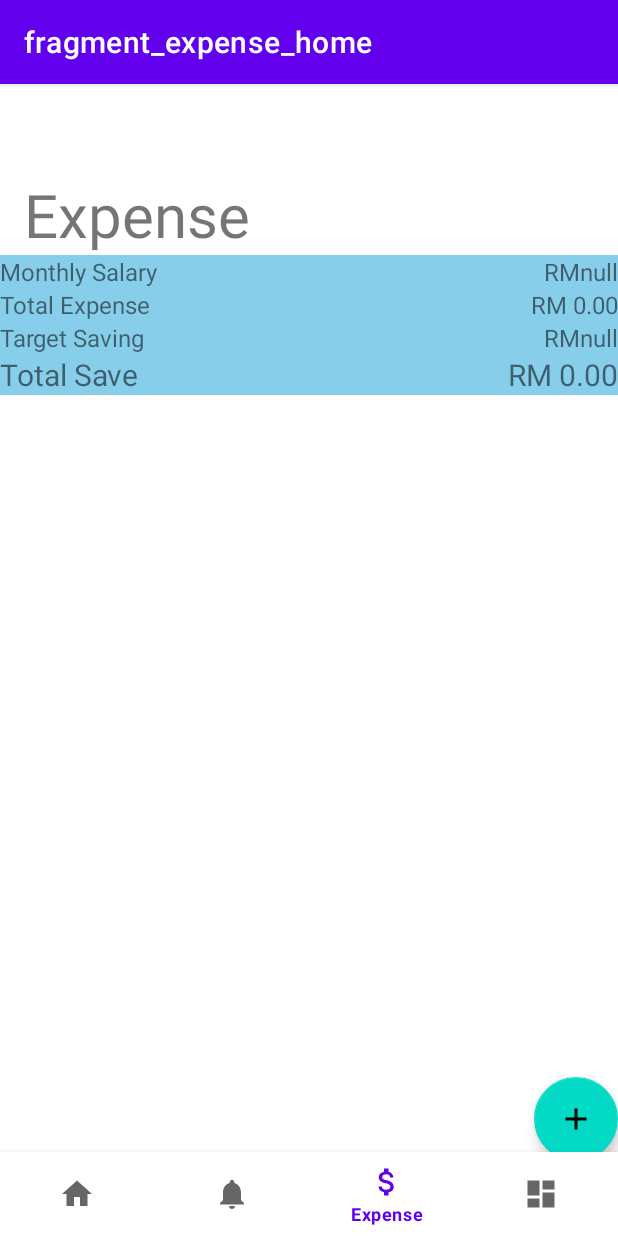
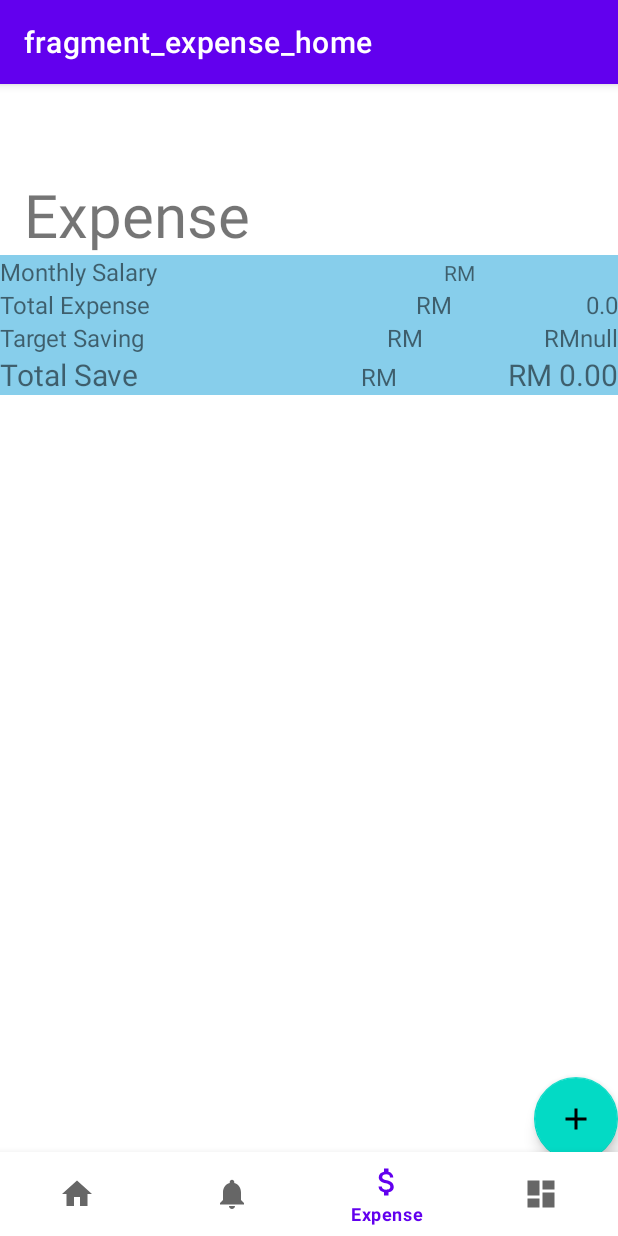
Before and after one commit to LauHongSoon/Assignment, an Android app: the ExpenseHomeFragment screen opened through its navigation route, on a phone screen of 412 x 824 dp. Run offline under Robolectric (Android 15) with nearby library versions, the phone set to English and light mode, and no system bars; our stand-ins replace Firebase (no records; nobody signed in at launch, a user with empty details on screens opened directly), navigation-ui; 2 statements that could not run were skipped.

Commit message:
Expense CRUD Completed

```diff
--- a/app/src/main/java/my/edu/tarc/mobileass/ui/expense/ExpenseHomeFragment.kt
+++ b/app/src/main/java/my/edu/tarc/mobileass/ui/expense/ExpenseHomeFragment.kt
@@ -43,6 +43,17 @@ class ExpenseHomeFragment : Fragment() {
 
     }
 
+
+    override fun onResume() {
+        super.onResume()
+        val textSalary = binding.textSalary.text.toString().toDouble()
+        val textExpense = binding.textExpense.text.toString().toDouble()
+        val difference = textSalary - textExpense
+        val resultTextView = binding.totalSave
+        val formattedDifference = String.format(Locale.getDefault(), "RM %.2f", difference)
+        resultTextView.text = formattedDifference
+    }
+
     private fun calculateExpense() {
         val currentYear = SimpleDateFormat("yyyy", Locale.getDefault()).format(Calendar.getInstance().time)
         val currentMonth = SimpleDateFormat("MM", Locale.getDefault()).format(Calendar.getInstance().time)
@@ -69,14 +80,9 @@ class ExpenseHomeFragment : Fragment() {
                         }
                     }
                 }
-                val formattedTotalExpense = String.format(Locale.getDefault(), "RM %.2f", totalExpense)
-                totalExpenseTextView.text = formattedTotalExpense
-                val textSalary = binding.textSalary.text.toString().toDoubleOrNull() ?: 0.0
-                val textExpense = totalExpense
-                val difference = textSalary - textExpense
-                val resultTextView = binding.totalSave
-                val formattedDifference = String.format(Locale.getDefault(), "RM %.2f", difference)
-                resultTextView.text = formattedDifference
+
+                totalExpenseTextView.text = totalExpense.toString()
+
             }
 
     }
@@ -123,7 +129,7 @@ class ExpenseHomeFragment : Fragment() {
         Firebase.firestore.collection("users")
             .document(email)
             .get().addOnSuccessListener {
-                binding.textSalary.setText("RM"+it.getString("salary"))
+                binding.textSalary.setText(it.getString("salary"))
                 binding.textTarget.setText("RM"+it.getString("targetSaving"))
             }
             .addOnFailureListener {
--- a/app/src/main/res/layout/fragment_expense_home.xml
+++ b/app/src/main/res/layout/fragment_expense_home.xml
@@ -31,6 +31,15 @@
                 android:textSize="16sp" />
 
             <TextView
+                android:id="@+id/textView19"
+                android:layout_width="wrap_content"
+                android:layout_height="wrap_content"
+                android:layout_weight="1"
+                android:text="RM"
+
+                android:textAlignment="viewEnd" />
+
+            <TextView
                 android:id="@+id/textSalary"
                 android:layout_width="wrap_content"
                 android:layout_height="wrap_content"
@@ -52,6 +61,16 @@
                 android:layout_weight="1"
                 android:text="@string/totalexpense"
                 android:textSize="16sp" />
+
+            <TextView
+                android:id="@+id/textView20"
+                android:layout_width="wrap_content"
+                android:layout_height="wrap_content"
+                android:layout_weight="1"
+                android:text="RM"
+                android:textAlignment="viewEnd"
+                android:textSize="16sp" />
+
 
             <TextView
                 android:id="@+id/textExpense"
@@ -78,6 +97,16 @@
                 android:textSize="16sp" />
 
             <TextView
+                android:id="@+id/textView16"
+                android:layout_width="wrap_content"
+                android:layout_height="wrap_content"
+                android:layout_weight="1"
+                android:text="RM"
+                android:textAlignment="viewEnd"
+                android:textSize="16sp" />
+
+
+            <TextView
                 android:id="@+id/textTarget"
                 android:layout_width="wrap_content"
                 android:layout_height="wrap_content"
@@ -100,6 +129,15 @@
                 android:layout_weight="1"
                 android:text="@string/totalsave"
                 android:textSize="20sp" />
+
+            <TextView
+                android:id="@+id/textView17"
+                android:layout_width="wrap_content"
+                android:layout_height="wrap_content"
+                android:layout_weight="1"
+                android:text="RM"
+                android:textAlignment="viewEnd"
+                android:textSize="16sp" />
 
             <TextView
                 android:id="@+id/totalSave"
```
